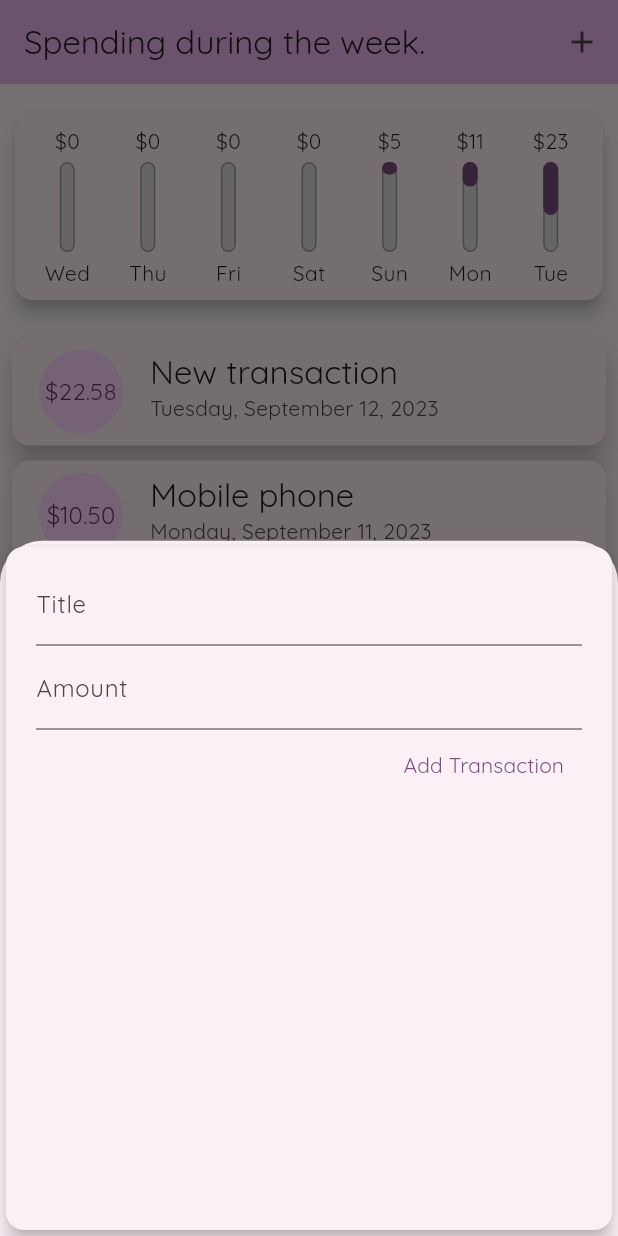
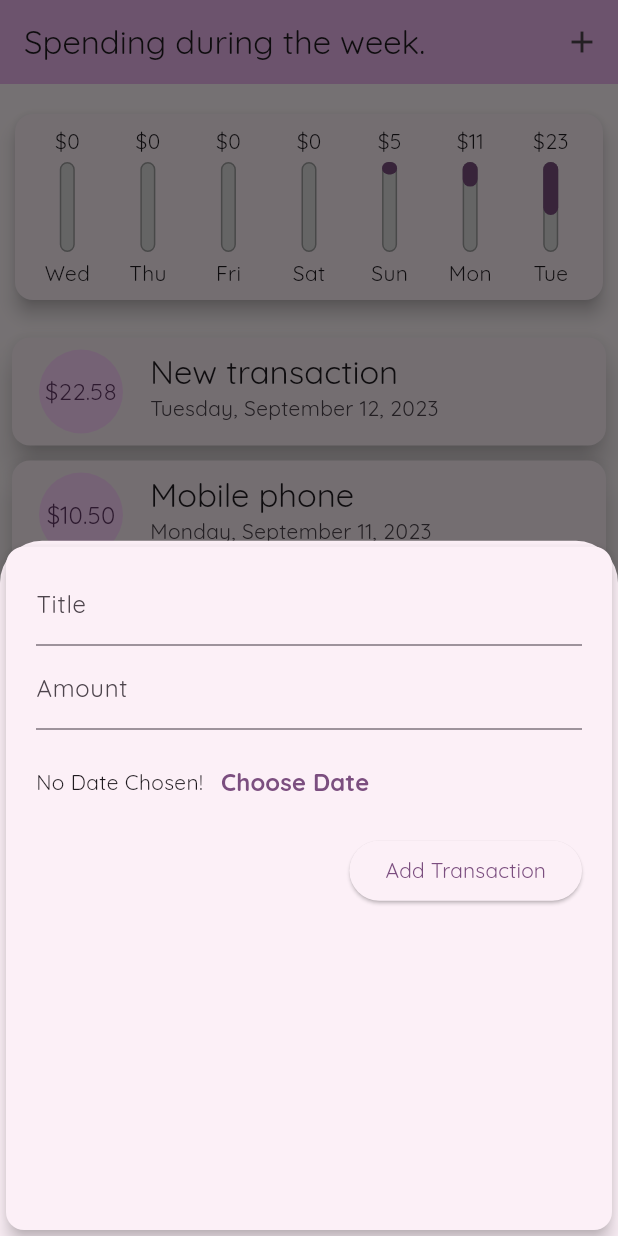
Before and after one commit to RimidalU/spending-during-the-week, a Flutter app: the screen it shows after launch, after a tap on the "add" icon, on a phone screen of 412 x 824 dp. Run offline on Flutter 3.47's test engine with Material 2 defaults, Android fonts, the phone set to English and light mode, and no system bars; missing offline and left inert: dart:ffi.

Commit message:
feat: implement choose date button

```diff
--- a/lib/widgets/transaction_creation_form.dart
+++ b/lib/widgets/transaction_creation_form.dart
@@ -53,7 +53,23 @@ class _TransactionCreationFormState extends State<TransactionCreationForm> {
                 labelText: 'Amount',
               ),
             ),
-            TextButton(
+            SizedBox(
+              height: 70,
+              child: Row(
+                children: [
+                  const Text('No Date Chosen!'),
+                  TextButton(
+                    child: const Text(
+                      'Choose Date',
+                      style:
+                          TextStyle(fontSize: 16, fontWeight: FontWeight.bold),
+                    ),
+                    onPressed: () {},
+                  ),
+                ],
+              ),
+            ),
+            ElevatedButton(
               onPressed: submitData,
               child: const Text('Add Transaction'),
             )
```
